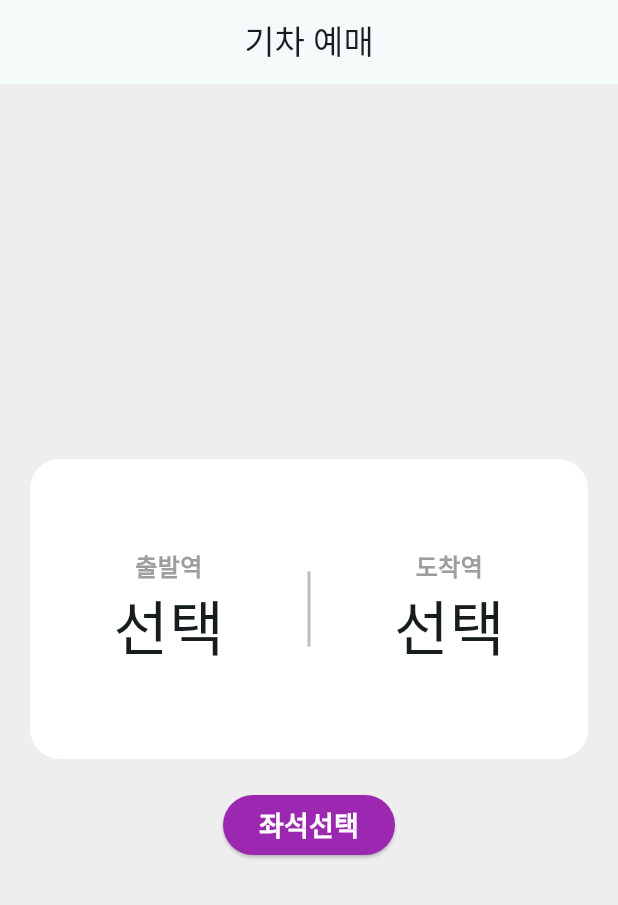
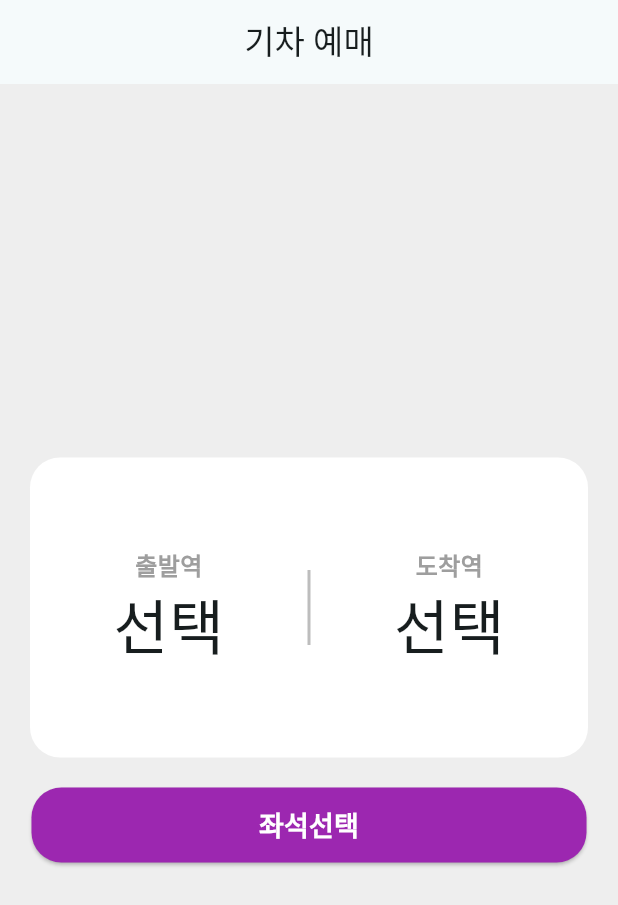
Before and after one commit to seonghoon-02/flutter_train_app, a Flutter app: the screen it shows after launch, on a phone screen of 412 x 824 dp. Shown: the top 905 px of the screen. Run offline on Flutter 3.47's test engine with Material 3 defaults, Android fonts, the phone set to English and light mode, and no system bars.

Commit message:
chore : 버튼 가로 사이즈 조정

```diff
--- a/lib/home_page.dart
+++ b/lib/home_page.dart
@@ -53,6 +53,8 @@ class HomePage extends StatelessWidget {
               height: 20,
             ),
             SizedBox(
+              height: 50,
+              width: 370,
               //좌석 선택 버튼
               child: ElevatedButton(
                   style: ElevatedButton.styleFrom(
--- a/lib/seat_page.dart
+++ b/lib/seat_page.dart
@@ -79,7 +79,7 @@ class _SeatPageState extends State<SeatPage> {
             ),
           ),
           SizedBox(
-            width: 350,
+            width: 370,
             height: 50,
             //좌석 선택 버튼
             child: ElevatedButton(
```
